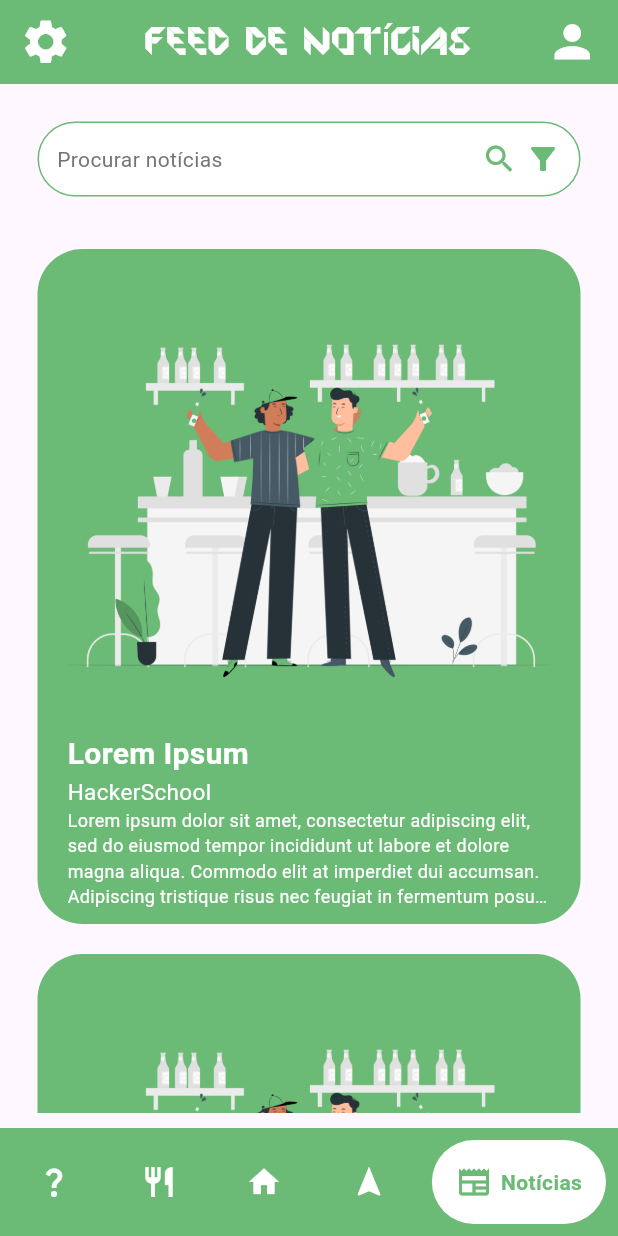
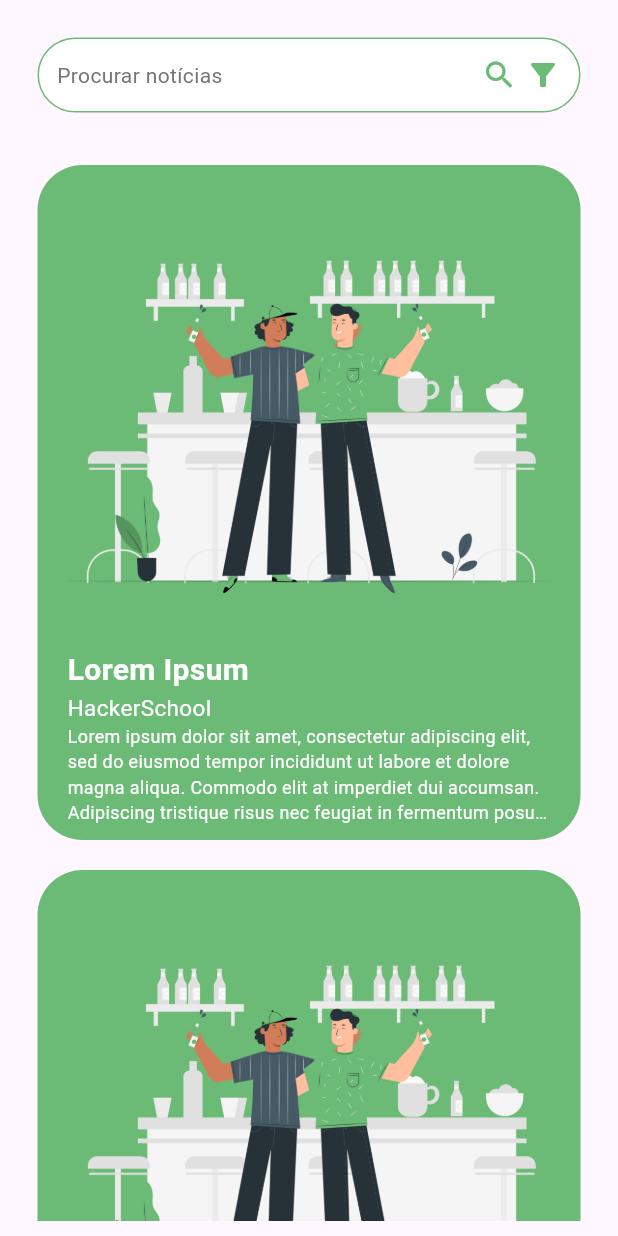
Before and after one commit to HackerSchool/HSMentor, a Flutter app: the NoticiasFeed screen opened directly, on a phone screen of 412 x 824 dp. Run offline on Flutter 3.47's test engine with Material 3 defaults, Android fonts, the phone set to English and light mode, and no system bars; drawn by our look-alikes of google_nav_bar, liquid_pull_to_refresh; our stand-ins replace introduction_screen, shared_preferences; accounts and stored records are empty.

Commit message:
refactor(main page): Changed main page to have the app bar and bottom bar, and only change the body

```diff
--- a/lib/main.dart
+++ b/lib/main.dart
@@ -1,8 +1,8 @@
 import 'package:flutter/material.dart';
+import 'package:hsmentor/pages/pagina_principal.dart';
 import 'package:shared_preferences/shared_preferences.dart';
 
 import 'package:hsmentor/onboarding_screen.dart';
-import 'package:hsmentor/pages/home.dart';
 
 void main() async {
   WidgetsFlutterBinding.ensureInitialized();
@@ -22,7 +22,7 @@
   Widget build(BuildContext context) {
     return MaterialApp(
       debugShowCheckedModeBanner: false,
-      home: onboarding ? Home() : OnBoardingScreen(),
+      home: onboarding ? PaginaPrincipal() : OnBoardingScreen(),
     );
   }
 }
--- a/lib/pages/noticias_feed.dart
+++ b/lib/pages/noticias_feed.dart
@@ -23,30 +23,6 @@ class NoticiasFeed extends StatelessWidget {
     var routes = [FAQ(), Refeicoes(), Home(), Navegacao(), NoticiasFeed()];
 
     return Scaffold(
-      appBar: AppBar(
-        title: Text("feed de notícias",
-            style: TextStyle(
-                fontFamily: "Origami", color: Colors.white, fontSize: 28)),
-        centerTitle: true,
-        backgroundColor: Color(0xFF6BBA75),
-        elevation: 0,
-        leading: Padding(
-            padding: EdgeInsets.only(left: 5),
-            child: IconButton(
-                onPressed: () {},
-                icon: Icon(Icons.settings, size: 35, color: Colors.white))),
-        actions: [
-          Padding(
-              padding: EdgeInsets.only(right: 5),
-              child: IconButton(
-                  onPressed: () {},
-                  icon: Icon(
-                    Icons.person,
-                    size: 35,
-                    color: Colors.white,
-                  )))
-        ],
-      ),
       body: LiquidPullToRefresh(
         color: Color(0xFF6BBA75),
         backgroundColor: Colors.white,
@@ -107,47 +83,6 @@ class NoticiasFeed extends StatelessWidget {
           ],
         ),
       ),
-      bottomNavigationBar: Container(
-        color: Color(0xFF6BBA75),
-        child: Padding(
-          padding: const EdgeInsets.symmetric(horizontal: 8.0, vertical: 8.0),
-          child: GNav(
-            gap: 6,
-            selectedIndex: 4,
-            onTabChange: (index) {
-              Navigator.push(context,
-                  MaterialPageRoute(builder: (context) => routes[index]));
-            },
-            backgroundColor: Color(0xFF6BBA75),
-            color: Colors.white,
-            activeColor: Color(0xFF6BBA75),
-            tabBackgroundColor: Colors.white,
-            padding: EdgeInsets.all(16),
-            tabs: const [
-              GButton(
-                icon: Icons.question_mark,
-                text: "FAQ",
-              ),
-              GButton(
-                icon: Icons.restaurant,
-                text: "Refeições",
-              ),
-              GButton(
-                icon: Icons.home,
-                text: "Home",
-              ),
-              GButton(
-                icon: Icons.navigation,
-                text: "Navegação",
-              ),
-              GButton(
-                icon: Icons.newspaper,
-                text: "Notícias",
-              )
-            ],
-          ),
-        ),
-      ),
     );
   }
 }
```
Also changed, not shown: lib/pages/home.dart (+2 -70 lines), lib/pages/pagina_principal.dart (added, +99 -0 lines).
